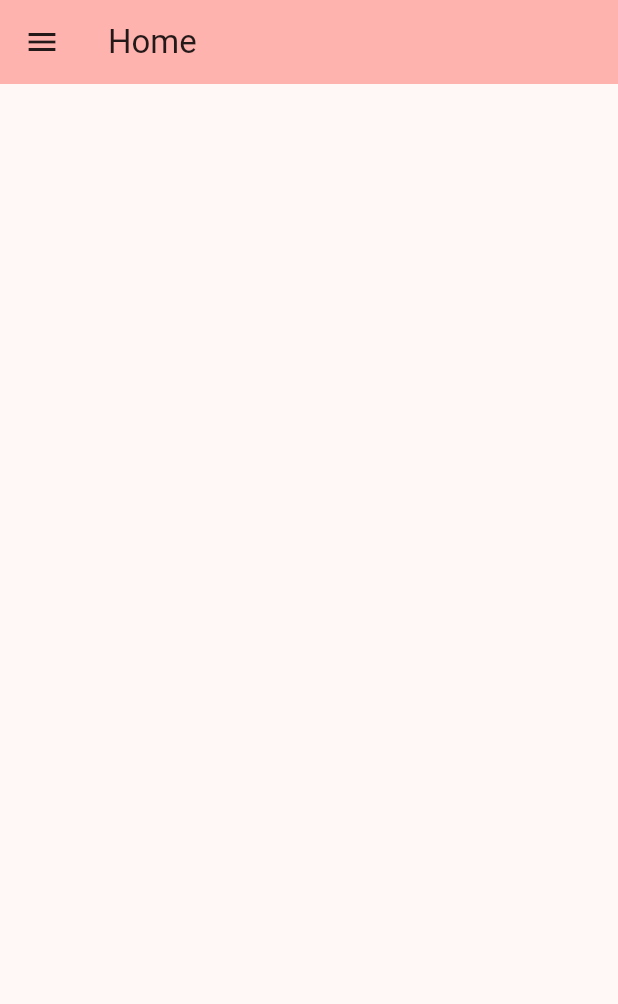
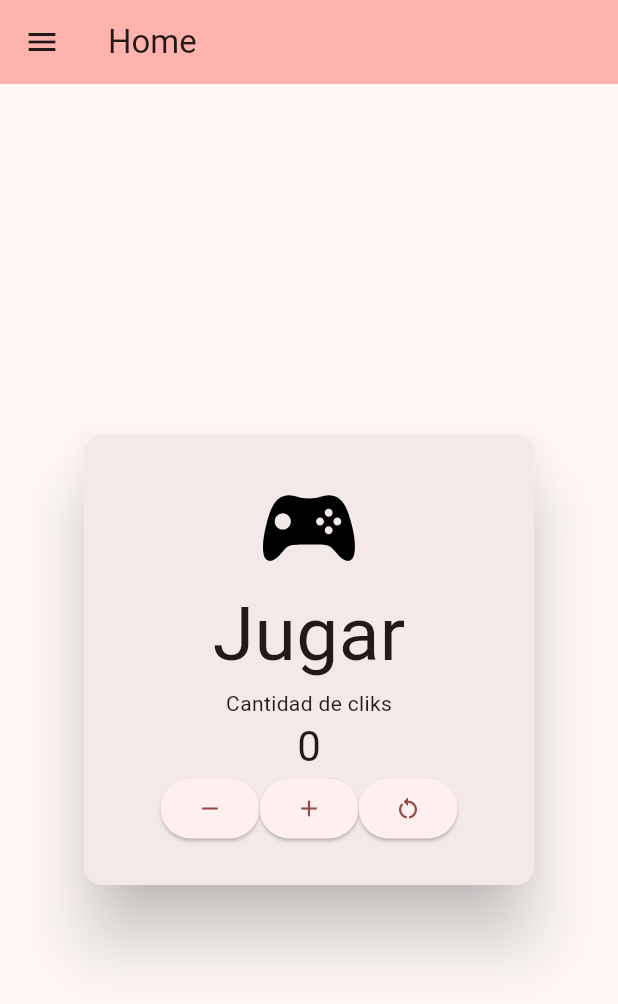
Before and after one commit to GermanAliaga/3479A321_2019479016_2, a Flutter app: the screen it shows after launch, on a phone screen of 412 x 824 dp. Shown: the top 1004 px of the screen. Run offline on Flutter 3.47's test engine with Material 3 defaults, Android fonts, the phone set to English and light mode, and no system bars; drawn by our look-alikes of auto_size_text; our stand-ins replace flutter_svg, logger.

Commit message:
arreglo drawer

```diff
--- a/lib/pages/myhomepage.dart
+++ b/lib/pages/myhomepage.dart
@@ -66,30 +66,83 @@ class _MyHomePageState extends State<MyHomePage> {
           child: ListView(
             padding: EdgeInsets.all(5.0),
             children: [
-            DrawerHeader(
+              SizedBox(
+                height: 125,
+                child: DrawerHeader(
                   decoration: BoxDecoration(
                     color: const Color.fromARGB(148, 255, 150, 150),
                   ),
-              child: Text('Drawer Header'),
+                  child: Text(
+                    'Drawer Header',
+                    style: TextStyle(fontSize: 30),
+                  ),
+                ),
               ),
               ListTile(
                 title: const Text('Detalles'),
                 onTap: () {
-                Navigator.push(
-                    context, MaterialPageRoute(builder: (context) => Detail()));
+                  Navigator.push(context,
+                      MaterialPageRoute(builder: (context) => Detail()));
                 },
               ),
               ListTile(
                 title: const Text('Sobre'),
                 onTap: () {
-                Navigator.push(
-                    context, MaterialPageRoute(builder: (context) => About()));
+                  Navigator.push(context,
+                      MaterialPageRoute(builder: (context) => About()));
                 },
               )
             ],
           ),
         ),
-    );
+        body: Center(
+            child: Card(
+          elevation: 20,
+          color: const Color.fromARGB(255, 243, 233, 233),
+          child: SizedBox(
+            width: 300,
+            height: 300,
+            child: Padding(
+              padding: const EdgeInsets.all(10.0),
+              child: Column(
+                mainAxisAlignment: MainAxisAlignment.center,
+                children: <Widget>[
+                  SvgPicture.asset(
+                    svg,
+                    semanticsLabel: 'Game logo',
+                    width: 70,
+                  ),
+                  AutoSizeText(
+                    message1,
+                    style: TextStyle(fontSize: 50),
+                    maxLines: 2,
+                  ),
+                  Text(
+                    message2,
+                  ),
+                  Text(
+                    '$_counter',
+                    style: Theme.of(context).textTheme.headlineMedium,
+                  ),
+                  Row(
+                    mainAxisAlignment: MainAxisAlignment.center,
+                    children: [
+                      ElevatedButton(
+                          onPressed: _decreaseCounter,
+                          child: const Icon(Icons.remove)),
+                      ElevatedButton(
+                          onPressed: _incrementCounter,
+                          child: const Icon(Icons.add)),
+                      ElevatedButton(
+                          onPressed: _restartCounter,
+                          child: const Icon(Icons.restart_alt)),
+                    ],
+                  ),
+                ],
+              ),
+            ),
+          ),
+        )));
   }
 }
 
```
Lines whose indentation alone changed are shown as unchanged.
